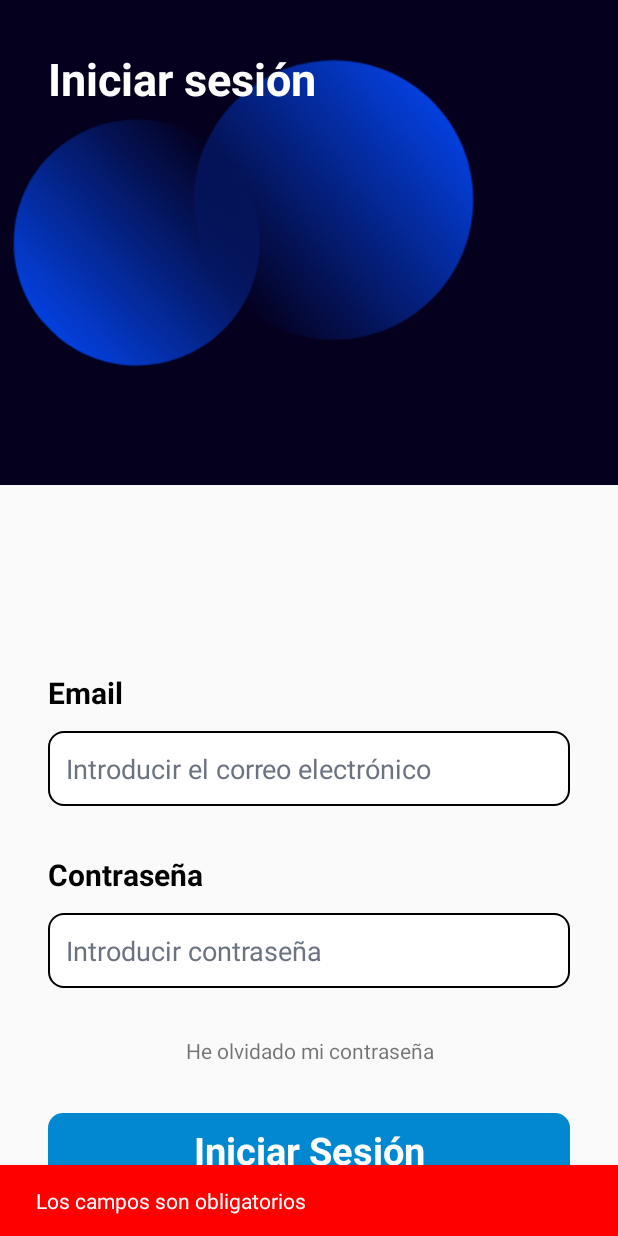
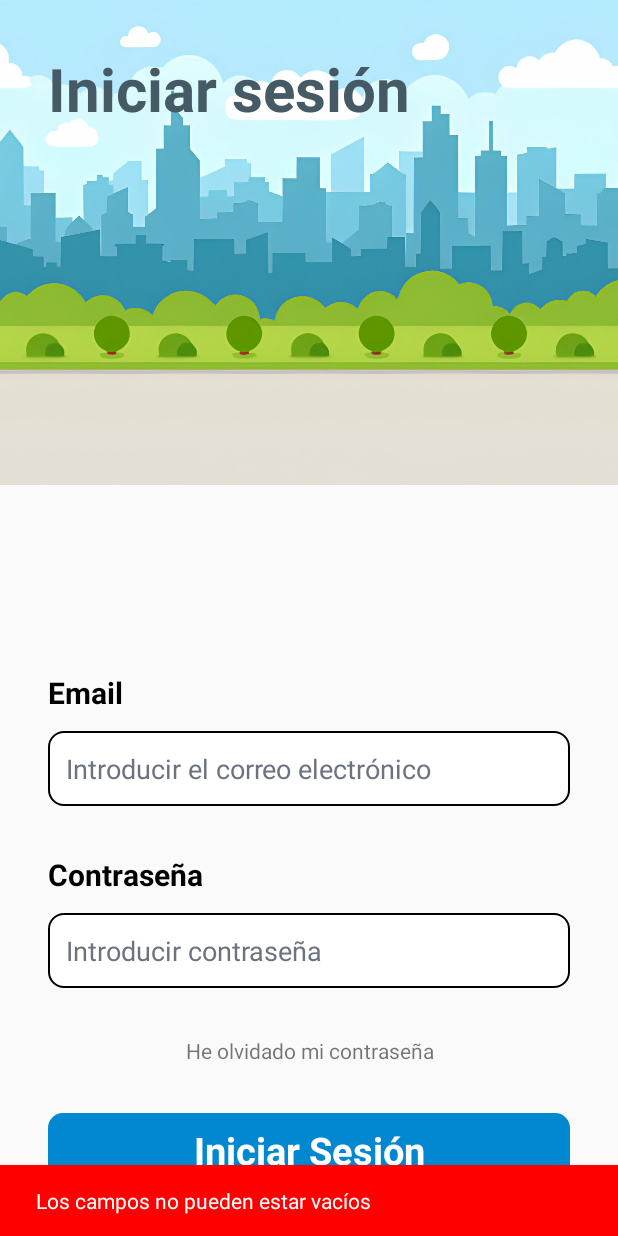
Before and after one commit to 14748/CarMateAndGo, an Android app built with Jetpack Compose: the LogIn screen opened directly, with no data from a screen before it, after a tap on "Iniciar Sesión", on a phone screen of 412 x 824 dp. Run offline under Robolectric (Android 15) with nearby library versions, the phone set to English and light mode, and no system bars.

Commit message:
FINISH finished login

```diff
--- a/app/src/main/java/org/cuatrovientos/blablacar/activities/login/LogIn.java
+++ b/app/src/main/java/org/cuatrovientos/blablacar/activities/login/LogIn.java
@@ -14,6 +14,11 @@ import com.google.android.material.snackbar.Snackbar;
 
 import org.cuatrovientos.blablacar.R;
 import org.cuatrovientos.blablacar.activities.MainActivity;
+import org.cuatrovientos.blablacar.activities.register.RegisterPassword;
+import org.cuatrovientos.blablacar.models.User;
+import org.cuatrovientos.blablacar.models.Utils;
+
+import java.util.List;
 
 public class LogIn extends AppCompatActivity {
 
@@ -30,27 +35,46 @@ public class LogIn extends AppCompatActivity {
             edtxtContrasenha = findViewById(R.id.edTxtContrasenha);
             btnIniciarSesion = findViewById(R.id.btnIniciarSesion);
 
-            login();
-        }
-
-        private void login() {
             findViewById(R.id.btnIniciarSesion).setOnClickListener(v -> {
                 String email = edtxtEmail.getText().toString();
                 String password = edtxtContrasenha.getText().toString();
 
                 if (email.isEmpty() || password.isEmpty()) {
-                    View contentView = findViewById(android.R.id.content);
-                    Snackbar snackbar = Snackbar.make(contentView, "Los campos son obligatorios", Snackbar.LENGTH_SHORT);
-                    snackbar.setTextColor(Color.WHITE);
-                    snackbar.setBackgroundTint(Color.RED);
-                    snackbar.show();
+                    showErrors("Los campos no pueden estar vacíos");
                     return;
                 }
-
-                // TODO: meter lógica de validación de usuario con datos en BD
-                // TODO PASAR TAMBIÉN USER EN EL INTENT
-                Intent intent = new Intent(LogIn.this, MainActivity.class);
-                startActivity(intent);
+                Utils.getUsers(new Utils.FirebaseCallback() {
+                    @Override
+                    public void onCallback(List<User> userList) {
+                        boolean emailDontExists = true;
+                        for (User user : userList) {
+                            if (user.getEmail().equalsIgnoreCase(email)){
+                                emailDontExists = false;
+                                if (user.getPassword().equals(password)){
+                                    //TODO: redirigir a la activity que corresponda (le paso el ID del user)
+                                    Intent intent = new Intent(LogIn.this, MainActivity.class);
+                                    intent.putExtra("userID", user.getId());
+                                    startActivity(intent);
+                                }
+                                else {
+                                    showErrors("La contraseña no es correcta");
+                                    break;
+                                }
+                            }
+                        }
+                        if (emailDontExists){
+                            showErrors("No existe ningún usuario con el email " + email);
+                        }
+                    }
+                });
             });
         }
+
+        public void showErrors(String text){
+            View contentView = findViewById(android.R.id.content);
+            Snackbar snackbar = Snackbar.make(contentView, text, Snackbar.LENGTH_SHORT);
+            snackbar.setTextColor(Color.WHITE);
+            snackbar.setBackgroundTint(Color.RED);
+            snackbar.show();
+        }
     }
--- a/app/src/main/java/org/cuatrovientos/blablacar/activities/register/RegisterPassword.java
+++ b/app/src/main/java/org/cuatrovientos/blablacar/activities/register/RegisterPassword.java
@@ -94,7 +94,6 @@ public class RegisterPassword extends AppCompatActivity {
                     int month = Integer.parseInt(monthFormat.format(fecha));
                     int year = Integer.parseInt(yearFormat.format(fecha));
                     Date fechaFormateada = new Date(year - 1900, month - 1, day);
-
                     Utils.getUsers(new Utils.FirebaseCallback() {
                         @Override
                         public void onCallback(List<User> userList) {
--- a/app/src/main/res/layout/activity_log_in.xml
+++ b/app/src/main/res/layout/activity_log_in.xml
@@ -14,18 +14,18 @@
         app:layout_constraintEnd_toEndOf="parent"
         app:layout_constraintStart_toStartOf="parent"
         app:layout_constraintTop_toTopOf="parent"
-        app:srcCompat="@drawable/header_background" />
+        app:srcCompat="@drawable/background" />
 
     <TextView
         android:id="@+id/textViewHeader"
-        android:layout_width="wrap_content"
-        android:layout_height="wrap_content"
-        android:text="Iniciar sesión"
+        android:layout_width="276dp"
+        android:layout_height="65dp"
         android:layout_marginStart="32dp"
         android:layout_marginTop="32dp"
-        android:textSize="30sp"
+        android:text="Iniciar sesión"
+        android:textColor="#455A64"
+        android:textSize="40sp"
         android:textStyle="bold"
-        android:textColor="@color/white"
         app:layout_constraintStart_toStartOf="parent"
         app:layout_constraintTop_toTopOf="parent" />
 
```
